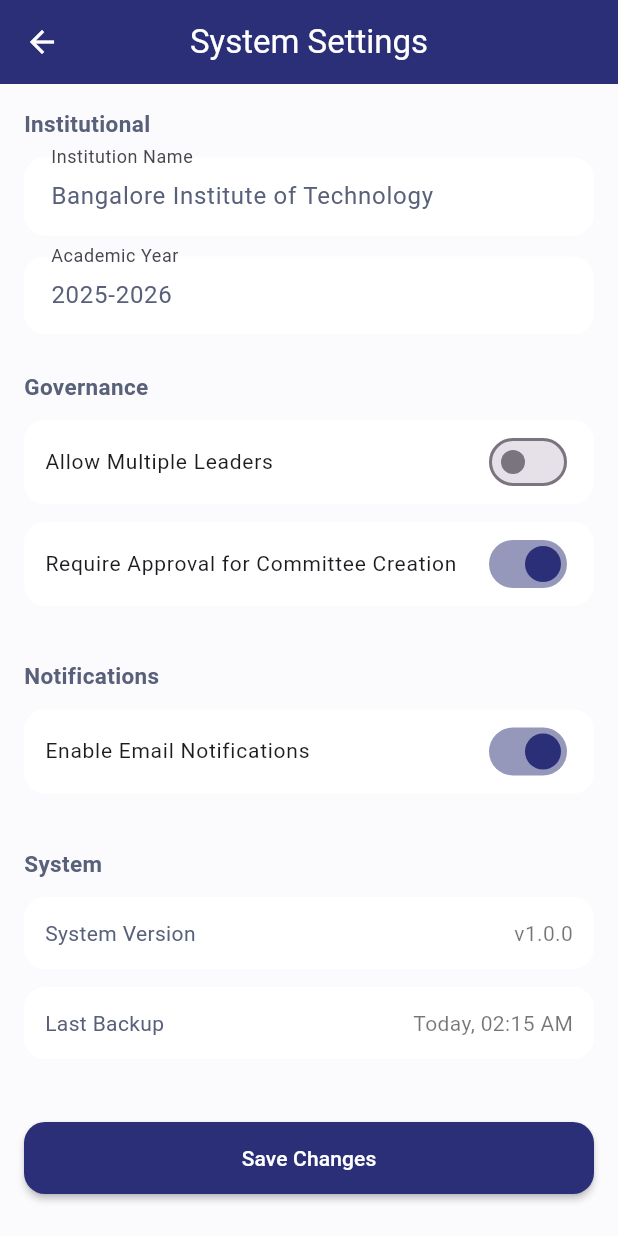
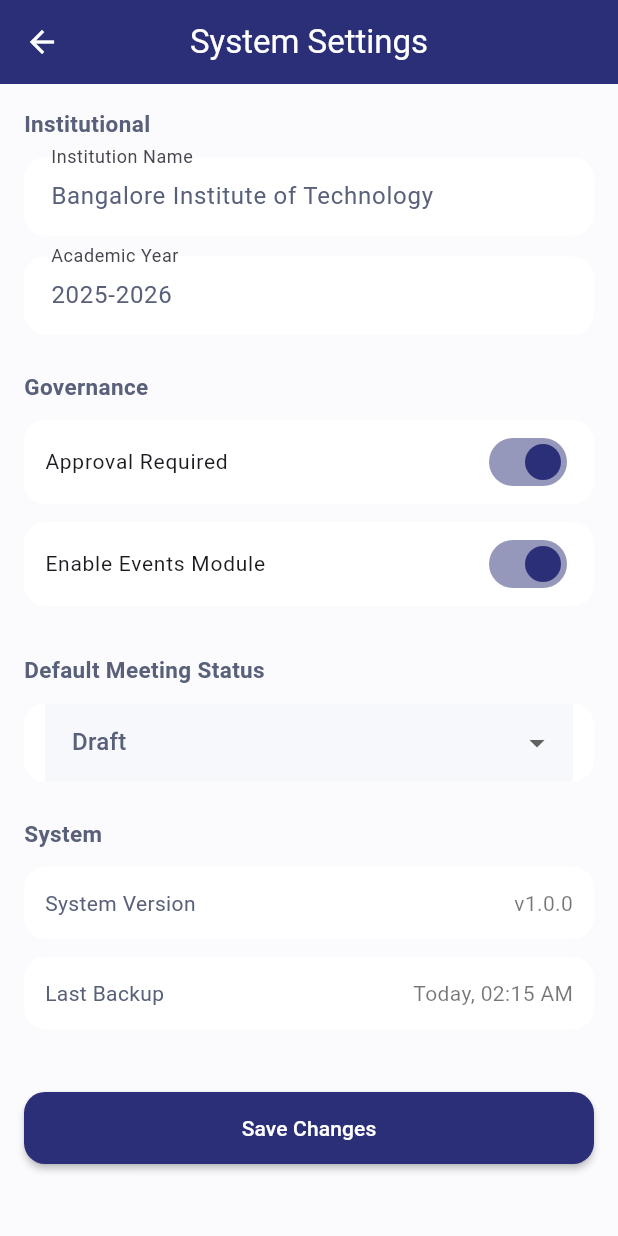
Before and after one commit to 4ak45h/College-Committee, a Flutter app: the SystemSettingsScreen screen opened directly, on a phone screen of 412 x 824 dp. Run offline on Flutter 3.47's test engine with Material 3 defaults, Android fonts, the phone set to English and light mode, and no system bars; our stand-ins replace cloud_firestore, firebase_auth, firebase_core; accounts and stored records are empty.

Commit message:
Completed Person 3 work: audit logs and system settings integration

```diff
--- a/lib/features/account/ui/system_settings_screen.dart
+++ b/lib/features/account/ui/system_settings_screen.dart
@@ -1,5 +1,8 @@
 import 'package:flutter/material.dart';
+import 'package:cloud_firestore/cloud_firestore.dart';
+
 import '../../../core/theme/app_theme.dart';
+import '../../../services/settings_service.dart';
 
 class SystemSettingsScreen extends StatefulWidget {
   const SystemSettingsScreen({super.key});
@@ -9,32 +12,24 @@
       _SystemSettingsScreenState();
 }
 
-class _SystemSettingsScreenState extends State<SystemSettingsScreen> {
+class _SystemSettingsScreenState
+    extends State<SystemSettingsScreen> {
+
+  final SettingsService _settingsService = SettingsService();
+
   final TextEditingController _institutionController =
-      TextEditingController(text: 'Bangalore Institute of Technology');
+  TextEditingController(
+    text: 'Bangalore Institute of Technology',
+  );
 
   final TextEditingController _academicYearController =
-      TextEditingController(text: '2025-2026');
-
-  bool _allowMultipleLeaders = false;
-  bool _requireCommitteeApproval = true;
-  bool _emailNotifications = true;
+  TextEditingController(
+    text: '2025-2026',
+  );
 
   bool _loading = false;
 
-  Future<void> _saveSettings() async {
-    setState(() => _loading = true);
-
-    await Future.delayed(const Duration(milliseconds: 800));
-
-    if (!mounted) return;
-
-    setState(() => _loading = false);
-
-    ScaffoldMessenger.of(context).showSnackBar(
-      const SnackBar(content: Text('Settings saved successfully')),
-    );
-  }
+  String _meetingStatus = "Draft";
 
   @override
   void dispose() {
@@ -43,21 +38,44 @@
     super.dispose();
   }
 
+  /// SAVE BUTTON
+  Future<void> _saveSettings() async {
+
+    setState(() => _loading = true);
+
+    await Future.delayed(const Duration(milliseconds: 500));
+
+    if (!mounted) return;
+
+    setState(() => _loading = false);
+
+    ScaffoldMessenger.of(context).showSnackBar(
+      const SnackBar(
+        content: Text("Settings updated successfully"),
+      ),
+    );
+  }
+
   @override
   Widget build(BuildContext context) {
+
     return Scaffold(
       backgroundColor: AppTheme.bg,
+
       appBar: AppBar(
         title: const Text('System Settings'),
         backgroundColor: AppTheme.primary,
         foregroundColor: Colors.white,
-        elevation: 0,
       ),
+
       body: SingleChildScrollView(
         padding: const EdgeInsets.all(16),
+
         child: Column(
           crossAxisAlignment: CrossAxisAlignment.start,
           children: [
+
+            /// ================= INSTITUTION =================
 
             _sectionTitle('Institutional'),
 
@@ -75,53 +93,157 @@
 
             const SizedBox(height: 24),
 
+            /// ================= GOVERNANCE =================
+
             _sectionTitle('Governance'),
 
-            _switchTile(
-              title: 'Allow Multiple Leaders',
-              value: _allowMultipleLeaders,
-              onChanged: (value) =>
-                  setState(() => _allowMultipleLeaders = value),
+            /// APPROVAL REQUIRED
+            StreamBuilder<DocumentSnapshot>(
+              stream: FirebaseFirestore.instance
+                  .collection('settings')
+                  .doc('approval_required')
+                  .snapshots(),
+
+              builder: (context, snapshot) {
+
+                bool value = true;
+
+                if (snapshot.hasData && snapshot.data!.exists) {
+                  value = snapshot.data!['value'] ?? true;
+                }
+
+                return _switchTile(
+                  title: 'Approval Required',
+                  value: value,
+                  onChanged: (newValue) async {
+
+                    await _settingsService.updateSetting(
+                      "approval_required",
+                      newValue,
+                    );
+
+                    setState(() {});
+                  },
+                );
+              },
             ),
 
-            _switchTile(
-              title: 'Require Approval for Committee Creation',
-              value: _requireCommitteeApproval,
-              onChanged: (value) =>
-                  setState(() => _requireCommitteeApproval = value),
+            /// EVENTS MODULE ENABLED
+            StreamBuilder<DocumentSnapshot>(
+              stream: FirebaseFirestore.instance
+                  .collection('settings')
+                  .doc('events_module_enabled')
+                  .snapshots(),
+
+              builder: (context, snapshot) {
+
+                bool value = true;
+
+                if (snapshot.hasData && snapshot.data!.exists) {
+                  value = snapshot.data!['value'] ?? true;
+                }
+
+                return _switchTile(
+                  title: 'Enable Events Module',
+                  value: value,
+                  onChanged: (newValue) async {
+
+                    await _settingsService.updateSetting(
+                      "events_module_enabled",
+                      newValue,
+                    );
+
+                    setState(() {});
+                  },
+                );
+              },
+            ),
+
+            const SizedBox(height: 20),
+
+            /// ================= DEFAULT STATUS =================
+
+            _sectionTitle('Default Meeting Status'),
+
+            Container(
+              padding: const EdgeInsets.symmetric(horizontal: 14),
+              decoration: BoxDecoration(
+                color: Colors.white,
+                borderRadius: BorderRadius.circular(14),
+              ),
+
+              child: DropdownButtonFormField<String>(
+
+                value: _meetingStatus,
+
+                decoration: const InputDecoration(
+                  border: InputBorder.none,
+                ),
+
+                items: const [
+
+                  DropdownMenuItem(
+                    value: "Draft",
+                    child: Text("Draft"),
+                  ),
+
+                  DropdownMenuItem(
+                    value: "Approved",
+                    child: Text("Approved"),
+                  ),
+
+                  DropdownMenuItem(
+                    value: "Archived",
+                    child: Text("Archived"),
+                  ),
+                ],
+
+                onChanged: (value) async {
+
+                  if (value == null) return;
+
+                  setState(() {
+                    _meetingStatus = value;
+                  });
+
+                  await _settingsService.updateSetting(
+                    "default_meeting_status",
+                    value,
+                  );
+                },
+              ),
             ),
 
             const SizedBox(height: 24),
 
-            _sectionTitle('Notifications'),
-
-            _switchTile(
-              title: 'Enable Email Notifications',
-              value: _emailNotifications,
-              onChanged: (value) =>
-                  setState(() => _emailNotifications = value),
-            ),
-
-            const SizedBox(height: 24),
+            /// ================= SYSTEM =================
 
             _sectionTitle('System'),
 
             _infoTile('System Version', 'v1.0.0'),
+
             _infoTile('Last Backup', 'Today, 02:15 AM'),
 
             const SizedBox(height: 30),
 
+            /// SAVE BUTTON
             SizedBox(
               width: double.infinity,
+
               child: ElevatedButton(
+
                 style: ElevatedButton.styleFrom(
                   backgroundColor: AppTheme.primary,
-                  padding: const EdgeInsets.symmetric(vertical: 14),
+                  padding:
+                  const EdgeInsets.symmetric(vertical: 14),
+
                   shape: RoundedRectangleBorder(
                     borderRadius: BorderRadius.circular(14),
                   ),
                 ),
+
                 onPressed: _loading ? null : _saveSettings,
+
                 child: _loading
                     ? const SizedBox(
                   height: 18,
@@ -140,13 +262,12 @@
     );
   }
 
-  /* =========================
-     COMPONENTS
-     ========================= */
+  /// ================= UI COMPONENTS =================
 
   Widget _sectionTitle(String title) {
     return Padding(
       padding: const EdgeInsets.only(bottom: 12),
+
       child: Text(
         title,
         style: const TextStyle(
@@ -161,12 +282,15 @@
     required String label,
     required TextEditingController controller,
   }) {
+
     return TextField(
       controller: controller,
+
       decoration: InputDecoration(
         labelText: label,
         filled: true,
         fillColor: Colors.white,
+
         border: OutlineInputBorder(
           borderRadius: BorderRadius.circular(14),
           borderSide: BorderSide.none,
@@ -180,19 +304,24 @@
     required bool value,
     required Function(bool) onChanged,
   }) {
+
     return Container(
       margin: const EdgeInsets.only(bottom: 12),
       padding: const EdgeInsets.symmetric(horizontal: 14),
+
       decoration: BoxDecoration(
         color: Colors.white,
         borderRadius: BorderRadius.circular(14),
       ),
+
       child: SwitchListTile(
         contentPadding: EdgeInsets.zero,
+
         title: Text(
           title,
           style: const TextStyle(fontSize: 14),
         ),
+
         value: value,
         activeColor: AppTheme.primary,
         onChanged: onChanged,
@@ -201,20 +330,29 @@
   }
 
   Widget _infoTile(String label, String value) {
+
     return Container(
       margin: const EdgeInsets.only(bottom: 12),
       padding: const EdgeInsets.all(14),
+
       decoration: BoxDecoration(
         color: Colors.white,
         borderRadius: BorderRadius.circular(14),
       ),
+
       child: Row(
-        mainAxisAlignment: MainAxisAlignment.spaceBetween,
+        mainAxisAlignment:
+        MainAxisAlignment.spaceBetween,
+
         children: [
+
           Text(label),
+
           Text(
             value,
-            style: const TextStyle(color: Colors.black54),
+            style: const TextStyle(
+              color: Colors.black54,
+            ),
           ),
         ],
       ),
--- /dev/null
+++ b/lib/services/audit_service.dart
@@ -0,0 +1,22 @@
+import 'package:cloud_firestore/cloud_firestore.dart';
+
+class AuditService {
+  final FirebaseFirestore _db = FirebaseFirestore.instance;
+
+  Future<void> logAction({
+    required String action,
+    required String performedBy,
+    required String entityType,
+    required String entityId,
+    String? details,
+  }) async {
+    await _db.collection('audit_logs').add({
+      'action': action,
+      'performedBy': performedBy,
+      'entityType': entityType,
+      'entityId': entityId,
+      'details': details ?? '',
+      'timestamp': FieldValue.serverTimestamp(),
+    });
+  }
+}
```
Also changed, not shown: lib/features/account/ui/audit_logs_screen.dart (+105 -47 lines), lib/services/approval_service.dart (+15 -0 lines), lib/services/event_service.dart (+64 -7 lines), lib/services/settings_service.dart (added, +51 -0 lines). Lines whose indentation alone changed are shown as unchanged.
